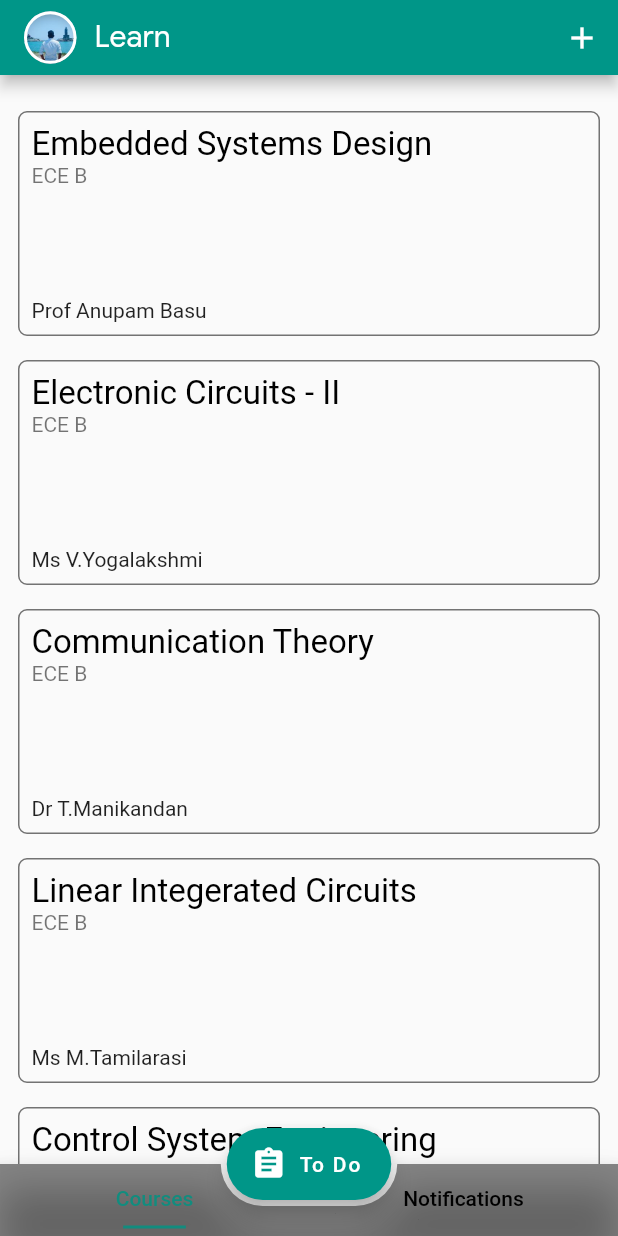
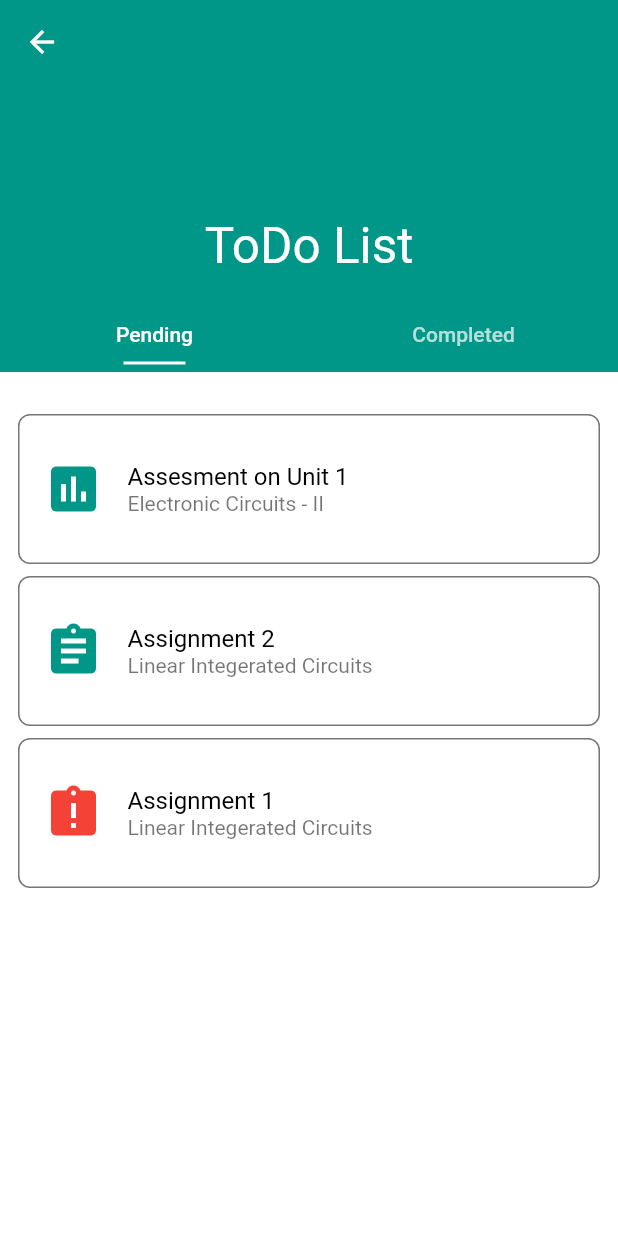
Before and after one commit to kanishgsivakumar/Learn, a Flutter app: the screen it shows after launch, after a tap on "To Do", on a phone screen of 412 x 824 dp. Run offline on Flutter 3.47's test engine with Material 2 defaults, Android fonts, the phone set to English and light mode, and no system bars; missing offline and left inert: flutter_youtube, moment.

Commit message:
added video playback and Todo List

```diff
--- a/flutter_proj/learn/lib/main.dart
+++ b/flutter_proj/learn/lib/main.dart
@@ -1,6 +1,7 @@
 import 'package:flutter/material.dart';
 import 'package:learn/ui/appbar.dart';
 import 'package:learn/ui/coursecard.dart';
+import 'package:learn/ui/todoscreen.dart';
 void main() => runApp(MyApp());
 
 class MyApp extends StatelessWidget {
@@ -54,20 +55,25 @@ class _MyHomePageState extends State<MyHomePage> {
                 return card(context,index,isDark);
                },
               ),
-              Container(alignment: Alignment.center,child:Text("Notifications")),
+              Container(alignment: Alignment.center,child:Text("No New Notifications")),
             ],
           ),
 
           floatingActionButtonLocation: FloatingActionButtonLocation.centerDocked,
           floatingActionButton: FloatingActionButton.extended(
-            onPressed: (){},
-            //backgroundColor:  Color(0xff128c7e),
-            //foregroundColor: Colors.white,
+            onPressed: (){
+              Navigator.push(
+              context,
+            MaterialPageRoute(
+              builder: (context) => ToDoPage()
+          )
+          );
+            },
             icon: Icon(Icons.assignment),
             label: Text("To Do"),
           ),
           bottomNavigationBar:  BottomAppBar(
-            color: Colors.black45,
+
             shape:AutomaticNotchedShape(RoundedRectangleBorder(),StadiumBorder(side:BorderSide())),
             notchMargin: 4.0,
             child: TabBar(
--- a/flutter_proj/learn/lib/ui/coursecard.dart
+++ b/flutter_proj/learn/lib/ui/coursecard.dart
@@ -1,7 +1,7 @@
 import 'package:flutter/cupertino.dart';
 import 'package:flutter/material.dart';
 import 'package:learn/ui/coursescreen.dart';
-import 'package:learn/ui/videoscreen.dart';
+
 
 class Course{
   final String name,section,subject,teacher,courseid;
@@ -103,7 +103,6 @@ Widget card(BuildContext context ,int index,bool isDark){
           context,
           MaterialPageRoute(
             builder: (context) => CoursePage(index:index)
-            //builder: (context) => Videoplayer()
           )
           );
       },
--- /dev/null
+++ b/flutter_proj/learn/lib/ui/todoscreen.dart
@@ -0,0 +1,278 @@
+import 'package:flutter/material.dart';
+import 'package:learn/ui/appbar.dart';
+import 'package:learn/ui/coursecard.dart';
+import 'package:learn/ui/coursescreen.dart';
+import 'package:moment/moment.dart';
+
+class Work{
+  final int code,sub_code;
+  final String name;
+  final int due_date,due_month,due_year;
+  Work({
+    Key key,
+    @required this.code,
+    @required this.name,
+    @required this.sub_code,
+    @required this.due_date,
+    @required this.due_month,
+    @required this.due_year
+  });
+
+}
+
+var mywork  = <Work>[
+  Work(code: 5, name: "Assesment on Unit 1", sub_code: 1, due_date: 26, due_month: 05, due_year: 2020),
+  Work(code: 1, name: "Assignment 2", sub_code: 3, due_date: 1, due_month: 06, due_year: 2020),
+  Work(code: 2, name: "Assignment 1", sub_code: 3, due_date: 22, due_month: 5, due_year: 2020),
+];
+
+
+Icon workcodeparser(int code,isDark){
+  IconData icon;
+  Color color = isDark? Colors.tealAccent:Colors.teal;
+  switch (code) {
+    case 1:
+      icon  = Icons.assignment;
+      break;
+    case 2:
+      icon =  Icons.assignment_late;
+      color = isDark? Colors.redAccent:Colors.red;
+      break;
+    case 5:
+      icon = Icons.assessment;
+      break;
+    default:
+  }
+  return Icon(icon,
+    size: 40,
+    color:color,
+     );
+}
+
+
+class ToDoPage extends StatefulWidget {
+  ToDoPage({Key key}) : super(key: key);
+
+  @override
+  _ToDoPageState createState() => _ToDoPageState();
+}
+
+class _ToDoPageState extends State<ToDoPage> {
+
+  @override
+  Widget build(BuildContext context) {
+    final Brightness brightnesval =MediaQuery.of(context).platformBrightness;
+    bool isDark = brightnesval ==Brightness.dark;
+    return DefaultTabController(
+        length: 2,
+        child:Scaffold(
+          backgroundColor: isDark?Colors.black:Colors.white,
+        body:NestedScrollView(
+          headerSliverBuilder: (BuildContext context, bool innerBoxIsScrolled) {
+            return <Widget>[
+              SliverAppBar(
+                backgroundColor: isDark? Colors.black: Colors.teal,
+                expandedHeight: 200.0,
+                floating: false,
+                pinned: true,
+                flexibleSpace: FlexibleSpaceBar(
+                  centerTitle: true,
+                    title: Text("ToDo List",
+                      overflow: TextOverflow.fade,
+
+                      textAlign: TextAlign.center,
+                      softWrap: true,
+                      style: TextStyle(
+                        fontSize: 22,
+                        fontFamily: "Roboto",
+                        fontStyle: FontStyle.normal,
+                        fontWeight: FontWeight.w400,
+                        decoration: TextDecoration.none,
+                        color: isDark?Colors.white: Colors.white,
+                      ),
+                    ),
+
+                ),
+              ),
+              SliverPersistentHeader(
+                delegate: _SliverAppBarDelegate(
+               TabBar(
+
+                tabs: <Widget>[
+                Tab(
+                  text:"Pending"
+                ),
+                Tab(
+                  text:"Completed"
+                ),
+              ],
+              labelColor: isDark? Colors.tealAccent:Colors.white,
+              unselectedLabelColor:isDark? Colors.white:Colors.white70,
+              indicatorSize: TabBarIndicatorSize.label,
+              indicatorPadding: EdgeInsets.all(5.0),
+              indicatorColor: isDark? Colors.tealAccent:Colors.white,
+              ),
+              isDark
+              ),
+                pinned: true,
+              ),
+            ];
+          },
+          body: TabBarView(
+            children: <Widget>[
+              Container(
+                child:ListView.builder(
+                  padding: EdgeInsets.only(top: 24),
+                  itemCount: mywork.length,
+                  itemBuilder:(context,count){
+                    return GestureDetector(
+                     child :Container(
+                       alignment: Alignment.center,
+                      height: 100,
+                      margin: EdgeInsets.symmetric(horizontal: 12,vertical: 4),
+                      decoration: BoxDecoration(
+                        border: Border.all(color: isDark ? Colors.white30 : Colors.black54),
+                        borderRadius: BorderRadius.all(Radius.circular(8))
+                      ),
+                      child:Row(
+                        children: <Widget>[
+                          Padding(
+                            child:workcodeparser(mywork[count].code, isDark),
+                            padding: EdgeInsets.symmetric(horizontal: 16),
+                          ),
+                          Column(
+                            mainAxisAlignment: MainAxisAlignment.center,
+                            crossAxisAlignment: CrossAxisAlignment.start,
+                            children:<Widget>[
+                            Flexible(
+                            child:Text(
+                              mywork[count].name,
+                              overflow: TextOverflow.fade,
+                              softWrap: false,
+                              style: TextStyle(
+                              fontSize: 16,
+                              fontStyle: FontStyle.normal,
+                              decoration: TextDecoration.none,
+                              fontWeight: FontWeight.w400,
+                              fontFamily: "Roboto",
+                              color: isDark?Colors.white: Colors.black,
+                              ),
+                            ),
+
+                            ),
+                            Text(mycourses[mywork[count].sub_code].subject,
+                            style: TextStyle(
+                                color: isDark?Colors.white70: Colors.black54
+                            ),
+                            ),
+
+
+
+                            ])
+                        ],
+                      ),
+
+                     ),
+                     onTap: (){
+
+                     },
+                    );
+                  }
+                  )
+              ),
+              Container(
+                child:ListView.builder(
+                  padding: EdgeInsets.only(top: 24),
+                  itemCount: 1,
+                  itemBuilder:(context,count){
+                    return GestureDetector(
+                     child :Container(
+                       alignment: Alignment.center,
+                      height: 100,
+                      margin: EdgeInsets.symmetric(horizontal: 12,vertical: 4),
+                      decoration: BoxDecoration(
+                        border: Border.all(color: isDark ? Colors.white30 : Colors.black54),
+                        borderRadius: BorderRadius.all(Radius.circular(8))
+                      ),
+                      child:Row(
+                        children: <Widget>[
+                          Padding(
+                            child:Icon(Icons.assignment_turned_in,size:40,color:isDark?Colors.tealAccent:Colors.teal),
+                            padding: EdgeInsets.symmetric(horizontal: 16),
+                          ),
+                          Column(
+                            mainAxisAlignment: MainAxisAlignment.center,
+                            crossAxisAlignment: CrossAxisAlignment.start,
+                            children:<Widget>[
+                            Flexible(
+                            child:Text(
+                              "Assignment 1",
+                              overflow: TextOverflow.fade,
+                              softWrap: false,
+                              style: TextStyle(
+                              fontSize: 16,
+                              fontStyle: FontStyle.normal,
+                              decoration: TextDecoration.none,
+                              fontWeight: FontWeight.w400,
+                              fontFamily: "Roboto",
+                              color: isDark?Colors.white: Colors.black,
+                              ),
+                            ),
+
+                            ),
+                            Text("Embedded System Design",
+                            style: TextStyle(
+                                color: isDark?Colors.white70: Colors.black54
+                            ),
+                            ),
+
+
+
+                            ])
+                        ],
+                      ),
+
+                     ),
+                     onTap: (){
+
+                     },
+                    );
+                  }
+                  )
+              ),
+
+
+            ],
+          ),
+        )
+        )
+    );
+  }
+}
+
+class _SliverAppBarDelegate extends SliverPersistentHeaderDelegate {
+  _SliverAppBarDelegate(this._tabBar,this.isDark);
+
+  final TabBar _tabBar;
+  final bool isDark;
+  @override
+  double get minExtent => _tabBar.preferredSize.height;
+  @override
+  double get maxExtent => _tabBar.preferredSize.height;
+
+  @override
+  Widget build(
+      BuildContext context, double shrinkOffset, bool overlapsContent) {
+    return Container(
+      child:Container(
+        child: _tabBar,
+        color: isDark? Colors.black: Colors.teal,
+        ),
+    );
+  }
+
+  @override
+  bool shouldRebuild(_SliverAppBarDelegate oldDelegate) {
+    return false;
+  }
+}
--- a/flutter_proj/learn/pubspec.yaml
+++ b/flutter_proj/learn/pubspec.yaml
@@ -24,6 +24,7 @@ dependencies:
   flutter:
     sdk: flutter
   flutter_youtube: ^2.0.0
+  moment: ^0.0.1
   # The following adds the Cupertino Icons font to your application.
   # Use with the CupertinoIcons class for iOS style icons.
   cupertino_icons: ^0.1.3
```
Also changed, not shown: flutter_proj/learn/lib/ui/coursescreen.dart (+46 -11 lines), flutter_proj/learn/lib/ui/videoscreen.dart (deleted, +0 -117 lines), flutter_proj/learn/pubspec.lock.
